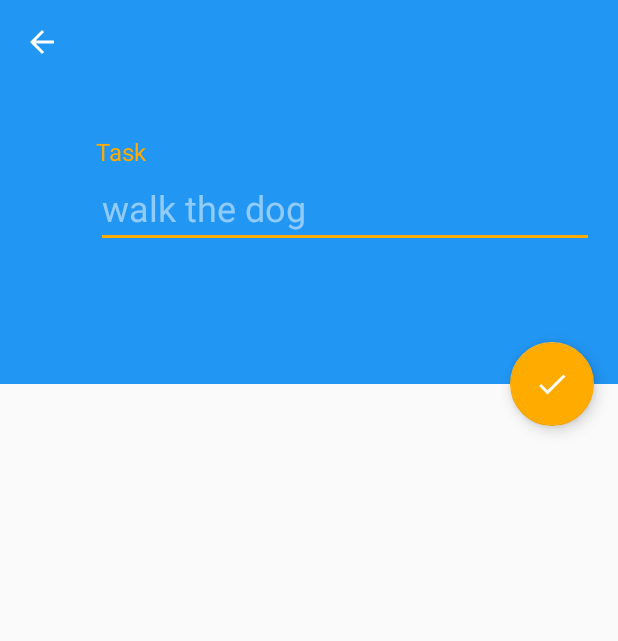
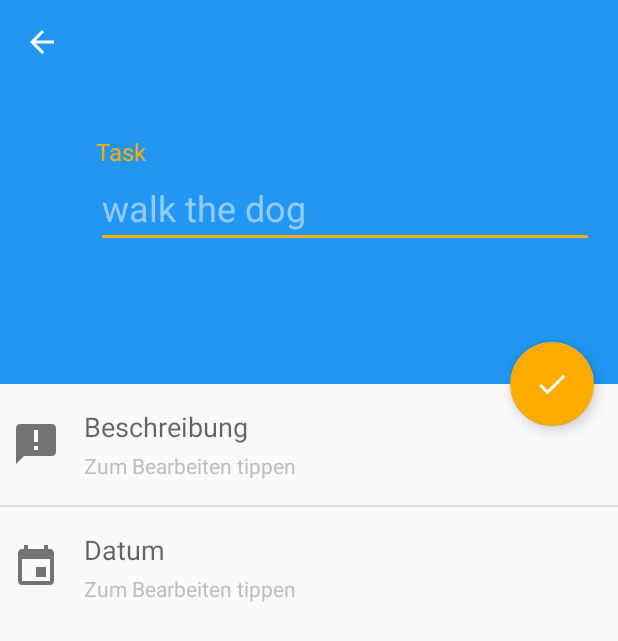
Before and after one commit to Rasalas/2do, an Android app: the screen it shows after launch (NewToDoActivity), after a tap on an icon or button, on a phone screen of 412 x 824 dp. Shown: the top 641 px of the screen. Run offline under Robolectric (Android 15) with nearby library versions, the light colour scheme and no system bars.

```diff
--- a/app/src/main/java/rasalas/de/twodo/MainActivity.java
+++ b/app/src/main/java/rasalas/de/twodo/MainActivity.java
@@ -12,6 +12,7 @@ import android.support.v7.app.AppCompatActivity;
 import android.support.v7.widget.LinearLayoutManager;
 import android.support.v7.widget.RecyclerView;
 import android.support.v7.widget.Toolbar;
+import android.support.v7.widget.helper.ItemTouchHelper;
 import android.view.Menu;
 import android.view.MenuItem;
 import android.view.View;
@@ -27,6 +28,7 @@ public class MainActivity extends AppCompatActivity
         implements NavigationView.OnNavigationItemSelectedListener, TodoModel.TodoModelEventListener {
 
     private TodoAdapter adapter;
+    RecyclerView rvTodos;
 
 
     @Override
@@ -62,12 +64,30 @@ public class MainActivity extends AppCompatActivity
         TodoModel.init(this);
         TodoModel.getInstance().setTodoModelEventListener(this);
 
-        RecyclerView rvTodos = (RecyclerView) findViewById(R.id.mainRV);
+        rvTodos = (RecyclerView) findViewById(R.id.mainRV);
         adapter = new TodoAdapter(new ArrayList<Todo>());
         rvTodos.setAdapter(adapter);
         rvTodos.setLayoutManager(new LinearLayoutManager(this));
+        itemTouchHelper.attachToRecyclerView(rvTodos);
     }
+    ItemTouchHelper.SimpleCallback simpleItemTouchCallback = new ItemTouchHelper.SimpleCallback(0, ItemTouchHelper.LEFT | ItemTouchHelper.RIGHT) {
 
+        @Override
+        public boolean onMove(RecyclerView recyclerView, RecyclerView.ViewHolder viewHolder, RecyclerView.ViewHolder target) {
+            return false;
+        }
+
+        @Override
+        public void onSwiped(RecyclerView.ViewHolder viewHolder, int swipeDir) {
+            //Remove swiped item from list and notify the RecyclerView
+            int position = viewHolder.getAdapterPosition();
+            TodoModel.getInstance().removeTodoById(position);
+            //adjectives.remove(position);
+            rvTodos.getAdapter().notifyItemRemoved(position);
+        }
+    };
+
+    ItemTouchHelper itemTouchHelper = new ItemTouchHelper(simpleItemTouchCallback);
     @Override
     public void onBackPressed() {
         DrawerLayout drawer = (DrawerLayout) findViewById(R.id.drawer_layout);
--- a/app/src/main/java/rasalas/de/twodo/NewToDoActivity.java
+++ b/app/src/main/java/rasalas/de/twodo/NewToDoActivity.java
@@ -1,18 +1,28 @@
 package rasalas.de.twodo;
 
+import android.app.DatePickerDialog;
+import android.content.DialogInterface;
+import android.graphics.Color;
 import android.os.Bundle;
 import android.support.design.widget.FloatingActionButton;
+import android.support.v7.app.AlertDialog;
 import android.support.v7.app.AppCompatActivity;
-import android.support.v7.widget.LinearLayoutManager;
-import android.support.v7.widget.RecyclerView;
 import android.support.v7.widget.Toolbar;
+import android.view.LayoutInflater;
 import android.view.View;
+import android.widget.AdapterView;
+import android.widget.DatePicker;
 import android.widget.EditText;
+import android.widget.ListView;
+import android.widget.Toast;
 
+import java.text.SimpleDateFormat;
 import java.util.ArrayList;
+import java.util.Calendar;
 import java.util.Date;
+import java.util.Locale;
 
-import rasalas.de.twodo.adapter.NewTaskAdapter;
+import rasalas.de.twodo.adapter.NTaskListAdapter;
 import rasalas.de.twodo.model.MenuItem;
 import rasalas.de.twodo.model.Todo;
 import rasalas.de.twodo.model.TodoModel;
@@ -21,7 +31,18 @@ public class NewToDoActivity extends AppCompatActivity {
 
     private ArrayList<MenuItem> menuItems;
     private EditText task;
+    private String description = "";
+    Calendar calendar = Calendar.getInstance();
 
+    ListView list;
+    String[] web = {
+            "Beschreibung",
+            "Datum"
+    } ;
+    Integer[] imageId = {
+            R.drawable.ic_announcement_black_24dp,
+            R.drawable.ic_event_black_24dp
+    };
 
     @Override
     protected void onCreate(Bundle savedInstanceState) {
@@ -40,28 +61,103 @@ public class NewToDoActivity extends AppCompatActivity {
                        //.setAction("Action", null).show(); // TODO was macht snackbar ? :D
 
                 Date dueDate = new Date(), createDate = new Date();
-                dueDate.setTime(dueDate.getTime()+3000);
+                //dueDate.setTime(dueDate.getTime()+3000);
+                dueDate.setTime(calendar.getTimeInMillis());
+                TodoModel.getInstance().addTodo(new Todo(task.getText().toString(), createDate, dueDate, description,1)); // TODO textfelder auslesen
 
-                TodoModel.getInstance().addTodo(new Todo(task.getText().toString(), createDate, dueDate, "Zusatzinfo",1)); // TODO textfelder auslesen
+                finish();
             }
         });
         getSupportActionBar().setDisplayHomeAsUpEnabled(true);
 
-        //loadMenuItems();
-    }
-
-    private void loadMenuItems() {
-        menuItems = new ArrayList<>();
-        RecyclerView rvMenuItems = (RecyclerView) findViewById(R.id.newTaskRV);
-
-        menuItems = MenuItem.createMenuList();
-
-        NewTaskAdapter adapter = new NewTaskAdapter(menuItems);
-
-        rvMenuItems.setAdapter(adapter);
-
-        rvMenuItems.setLayoutManager(new LinearLayoutManager(this));
+        loadMenuItems();
     }
 
 
+    private void loadMenuItems(){
+
+
+        NTaskListAdapter adapter = new
+                NTaskListAdapter(NewToDoActivity.this, web, imageId);
+        list=(ListView)findViewById(R.id.list);
+        list.setAdapter(adapter);
+        list.setOnItemClickListener(new AdapterView.OnItemClickListener() {
+
+            @Override
+            public void onItemClick(AdapterView<?> parent, View view,
+                                    int position, long id) {
+                // TODO Auto-generated method stub
+
+                switch (position){
+                    case 0: // Description
+                        openDescriptionDialog();
+                        break;
+                    case 1: // Date
+                        new DatePickerDialog(NewToDoActivity.this, date, calendar
+                                .get(Calendar.YEAR), calendar.get(Calendar.MONTH),
+                                calendar.get(Calendar.DAY_OF_MONTH)).show();
+                        break;
+                }
+            }
+        });
+
+    }
+
+    DatePickerDialog.OnDateSetListener date = new DatePickerDialog.OnDateSetListener() {
+
+        @Override
+        public void onDateSet(DatePicker view, int year, int monthOfYear,
+                              int dayOfMonth) {
+            // TODO Auto-generated method stub
+            calendar.set(Calendar.YEAR, year);
+            calendar.set(Calendar.MONTH, monthOfYear);
+            calendar.set(Calendar.DAY_OF_MONTH, dayOfMonth);
+            updateLabel();
+        }
+
+    };
+    private void updateLabel() {
+
+        String myFormat = "dd.MM.yy"; //In which you need put here
+        SimpleDateFormat sdf = new SimpleDateFormat(myFormat, Locale.GERMANY);
+
+        //task.setText(sdf.format(calendar.getTime()));
+    }
+
+    private void openDescriptionDialog() {
+
+        LayoutInflater layoutInflater = LayoutInflater.from(this);
+        View promptView = layoutInflater.inflate(R.layout.description_dialog, null);
+        final AlertDialog.Builder alert = new AlertDialog.Builder(this);
+        alert.setTitle("Beschreibung");
+        alert.setView(promptView);
+
+        final EditText input = (EditText) promptView
+                .findViewById(R.id.etDescription);
+
+        input.requestFocus();
+        input.setTextColor(Color.BLACK);
+
+        alert.setPositiveButton("OK", new DialogInterface.OnClickListener() {
+            public void onClick(DialogInterface dialog, int whichButton) {
+                description = input.getText().toString();
+            }
+
+        });
+
+        alert.setNegativeButton("CANCEL",
+                new DialogInterface.OnClickListener() {
+            public void onClick(DialogInterface dialog, int whichButton) {
+                // Canceled.
+                Toast.makeText(getApplicationContext(),
+                     "Cancel Clicked", Toast.LENGTH_SHORT).show();
+
+            }
+        });
+
+        // create an alert dialog
+        AlertDialog alert1 = alert.create();
+        alert1.show();
+
+    }
 }
--- /dev/null
+++ b/app/src/main/java/rasalas/de/twodo/adapter/NTaskListAdapter.java
@@ -0,0 +1,42 @@
+package rasalas.de.twodo.adapter;
+
+import android.app.Activity;
+import android.view.LayoutInflater;
+import android.view.View;
+import android.view.ViewGroup;
+import android.widget.ArrayAdapter;
+import android.widget.ImageView;
+import android.widget.TextView;
+
+import rasalas.de.twodo.R;
+
+/**
+ * Created by Torben on 12.06.2016.
+ */
+public class NTaskListAdapter extends ArrayAdapter<String>{
+
+
+    private final Activity context;
+    private final String[] web;
+    private final Integer[] imageId;
+    public NTaskListAdapter(Activity context,
+                      String[] web, Integer[] imageId) {
+        super(context, R.layout.item_new_task, web);
+        this.context = context;
+        this.web = web;
+        this.imageId = imageId;
+
+    }
+    @Override
+    public View getView(int position, View view, ViewGroup parent) {
+        LayoutInflater inflater = context.getLayoutInflater();
+        View rowView= inflater.inflate(R.layout.item_new_task, null, true);
+        TextView txtTitle = (TextView) rowView.findViewById(R.id.item_newTask_primText);
+
+        ImageView imageView = (ImageView) rowView.findViewById(R.id.item_newTask_imageView);
+        txtTitle.setText(web[position]);
+
+        imageView.setImageResource(imageId[position]);
+        return rowView;
+    }
+}
--- a/app/src/main/java/rasalas/de/twodo/adapter/NewTaskAdapter.java
+++ b/app/src/main/java/rasalas/de/twodo/adapter/NewTaskAdapter.java
@@ -33,6 +33,7 @@ public class NewTaskAdapter extends RecyclerView.Adapter<NewTaskAdapter.ViewHold
         return new ViewHolder(todoView);
     }
 
+
     @Override
     public void onBindViewHolder(ViewHolder holder, int position) {
         MenuItem item = items.get(position);
--- a/app/src/main/res/drawable/ic_announcement_black_24dp.xml
+++ b/app/src/main/res/drawable/ic_announcement_black_24dp.xml
@@ -4,6 +4,6 @@
         android:viewportWidth="24.0"
         android:viewportHeight="24.0">
     <path
-        android:fillColor="#FF000000"
+        android:fillColor="#FF737373"
         android:pathData="M20,2L4,2c-1.1,0 -1.99,0.9 -1.99,2L2,22l4,-4h14c1.1,0 2,-0.9 2,-2L22,4c0,-1.1 -0.9,-2 -2,-2zM13,11h-2L11,5h2v6zM13,15h-2v-2h2v2z"/>
 </vector>
--- a/app/src/main/res/drawable/ic_event_black_24dp.xml
+++ b/app/src/main/res/drawable/ic_event_black_24dp.xml
@@ -4,6 +4,6 @@
         android:viewportWidth="24.0"
         android:viewportHeight="24.0">
     <path
-        android:fillColor="#FF000000"
+        android:fillColor="#FF737373"
         android:pathData="M17,12h-5v5h5v-5zM16,1v2L8,3L8,1L6,1v2L5,3c-1.11,0 -1.99,0.9 -1.99,2L3,19c0,1.1 0.89,2 2,2h14c1.1,0 2,-0.9 2,-2L21,5c0,-1.1 -0.9,-2 -2,-2h-1L18,1h-2zM19,19L5,19L5,8h14v11z"/>
 </vector>
--- a/app/src/main/res/layout/content_new_task.xml
+++ b/app/src/main/res/layout/content_new_task.xml
@@ -6,13 +6,17 @@
     android:layout_height="match_parent"
     app:layout_behavior="@string/appbar_scrolling_view_behavior"
     tools:context=".NewToDoActivity"
-    tools:showIn="@layout/activity_new_task">
+    tools:showIn="@layout/activity_new_task"
+    android:fillViewport="true">
 
-    <android.support.v7.widget.RecyclerView
-        android:id="@+id/newTaskRV"
+<LinearLayout
+    android:layout_width="match_parent"
+    android:layout_height="match_parent">
+    <ListView
         android:layout_width="match_parent"
-        android:layout_height="match_parent"
-        android:layout_margin="@dimen/text_margin"
-        android:text="@string/large_text" />
+        android:layout_height="wrap_content"
+        android:id="@+id/list"></ListView>
+
+</LinearLayout>
 
 </android.support.v4.widget.NestedScrollView>
--- a/app/src/main/res/layout/item_new_task.xml
+++ b/app/src/main/res/layout/item_new_task.xml
@@ -1,7 +1,7 @@
 <?xml version="1.0" encoding="utf-8"?>
 <RelativeLayout xmlns:android="http://schemas.android.com/apk/res/android"
     android:layout_width="match_parent"
-    android:layout_height="wrap_content">
+    android:layout_height="match_parent">
 
     <ImageView
         android:id="@+id/item_newTask_imageView"
@@ -11,8 +11,7 @@
         android:layout_alignParentStart="true"
         android:layout_alignParentTop="true"
         android:layout_marginLeft="8dp"
-        android:layout_marginTop="24dp"
-        android:background="@drawable/ic_event_black_24dp" />
+        android:layout_marginTop="24dp"/>
 
     <TextView
         android:id="@+id/item_newTask_primText"
@@ -35,7 +34,7 @@
         android:layout_marginRight="16dp"
         android:layout_marginTop="4dp"
         android:layout_toRightOf="@+id/item_newTask_imageView"
-        android:text="Small Text"
+        android:text="Zum Bearbeiten tippen"
         android:textAppearance="?android:attr/textAppearanceSmall"
         android:textColor="@android:color/secondary_text_dark" />
 
--- a/app/src/main/res/layout/nav_header_main.xml
+++ b/app/src/main/res/layout/nav_header_main.xml
@@ -22,13 +22,13 @@
         android:layout_width="match_parent"
         android:layout_height="wrap_content"
         android:paddingTop="@dimen/nav_header_vertical_spacing"
-        android:text="Android Studio"
+        android:text="2do"
         android:textAppearance="@style/TextAppearance.AppCompat.Body1" />
 
     <TextView
         android:id="@+id/textView"
         android:layout_width="wrap_content"
         android:layout_height="wrap_content"
-        android:text="android.studio@android.com" />
+        android:text="Just do it." />
 
 </LinearLayout>
```
Also changed, not shown: app/src/main/java/rasalas/de/twodo/model/TodoModel.java (+15 -0 lines), app/src/main/res/layout/description_dialog.xml (added, +21 -0 lines).
